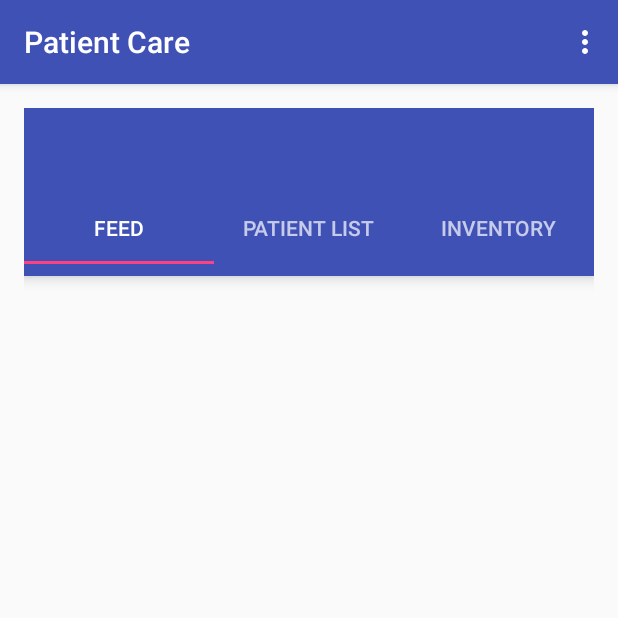
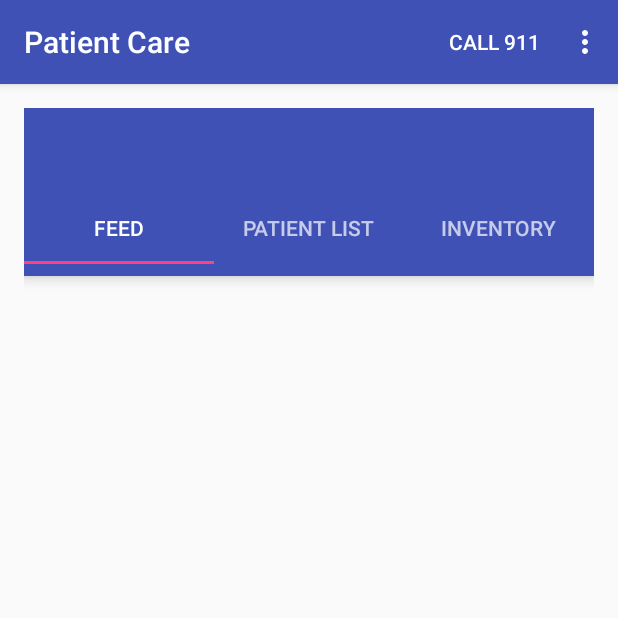
Before and after one commit to chengstephen/cs160_design07, an Android app: the screen it shows after launch (MainActivity), on a phone screen of 412 x 824 dp, the top half of it. Run offline under Robolectric (Android 15) with nearby library versions, the phone set to English and light mode, and no system bars; 1 statement that could not run was skipped.

Commit message:
Added in Call 911 Button in titlebar, still need to test visually.

```diff
--- a/app/src/main/res/menu/menu_main.xml
+++ b/app/src/main/res/menu/menu_main.xml
@@ -1,5 +1,9 @@
 <?xml version="1.0" encoding="utf-8"?>
-<menu xmlns:android="http://schemas.android.com/apk/res/android">
+<menu xmlns:android="http://schemas.android.com/apk/res/android"
+    xmlns:app="http://schemas.android.com/apk/res-auto">
+    <item android:id="@+id/call_emergency"
+        android:title="@string/call_emergency"
+        app:showAsAction="always"/>
     <item android:id="@+id/about"
         android:title="@string/menu_about"/>
     <item android:id="@+id/emergency_contacts"
--- a/app/src/main/res/values/strings.xml
+++ b/app/src/main/res/values/strings.xml
@@ -1,5 +1,6 @@
 <resources>
     <string name="app_name">Patient Care</string>
+    <string name="call_emergency">Call 911</string>
     <string name="menu_about">About</string>
     <string name="menu_emergency_contacts">Emergency Contacts</string>
     <string name="menu_settings">Settings</string>
```
